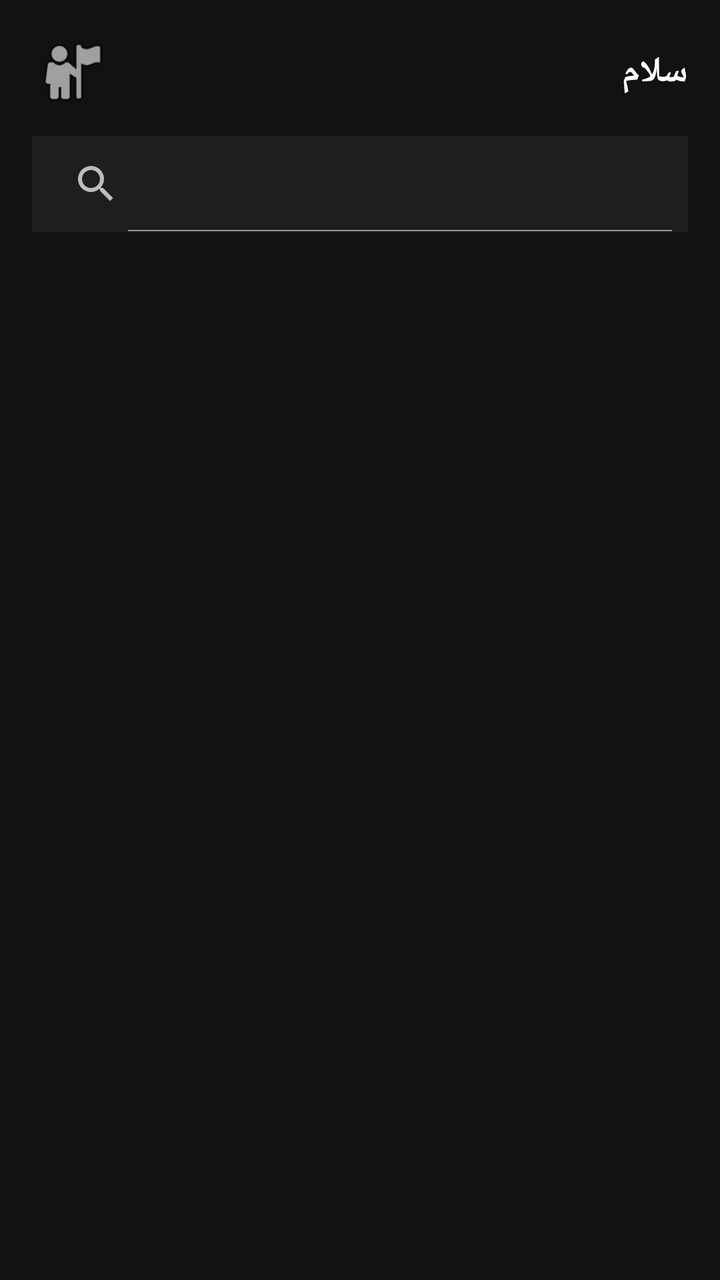
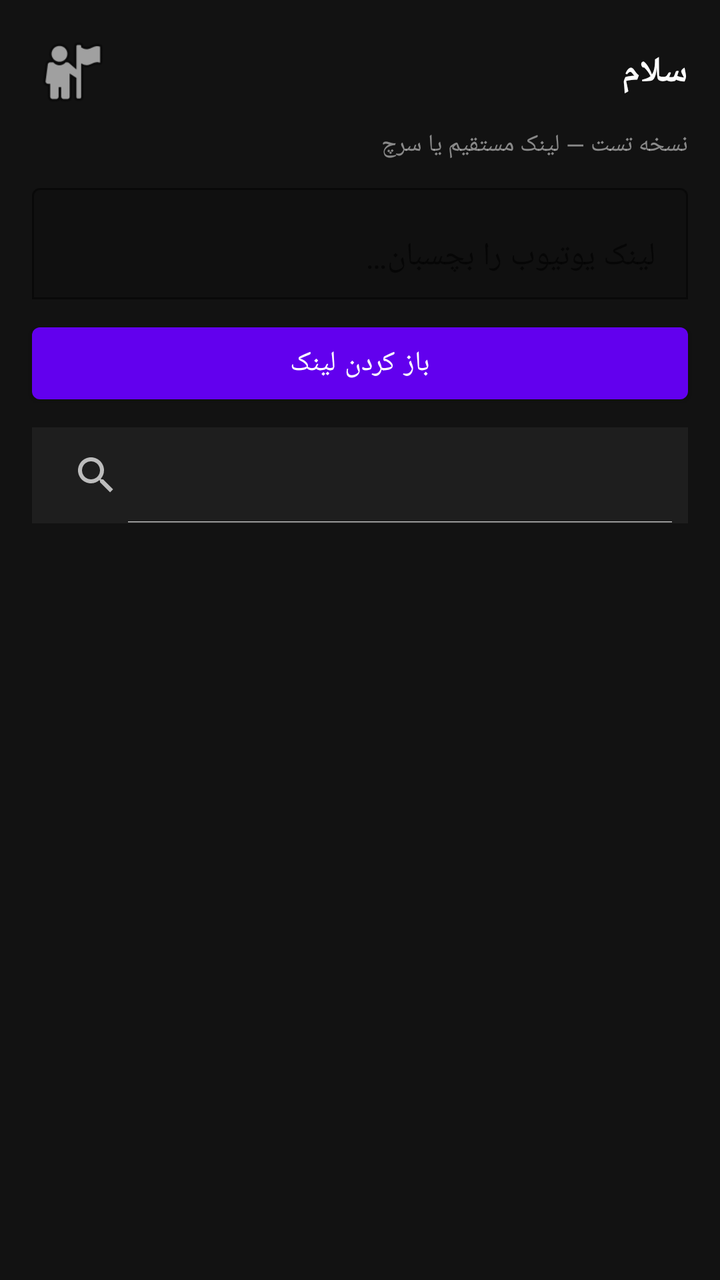

Two renders of the same Android screen: before a commit and after it. Below are the layout's source before the change and the commit's diff.
<!-- AndroidManifest.xml: application theme Theme.VoxTube -->
<!-- res/layout/activity_main.xml -->
<?xml version="1.0" encoding="utf-8"?>
<androidx.constraintlayout.widget.ConstraintLayout xmlns:android="http://schemas.android.com/apk/res/android"
    xmlns:app="http://schemas.android.com/apk/res-auto"
    android:layout_width="match_parent"
    android:layout_height="match_parent"
    android:background="@color/background_dark">

    <ImageView
        android:id="@+id/ivUserAvatar"
        android:layout_width="40dp"
        android:layout_height="40dp"
        android:layout_marginStart="16dp"
        android:layout_marginTop="16dp"
        android:contentDescription="avatar"
        android:src="@android:drawable/ic_menu_myplaces"
        app:layout_constraintStart_toStartOf="parent"
        app:layout_constraintTop_toTopOf="parent" />

    <TextView
        android:id="@+id/tvWelcome"
        android:layout_width="0dp"
        android:layout_height="wrap_content"
        android:layout_marginStart="12dp"
        android:layout_marginEnd="16dp"
        android:text="@string/welcome_default"
        android:textColor="@color/white"
        android:textSize="18sp"
        android:textStyle="bold"
        app:layout_constraintBottom_toBottomOf="@id/ivUserAvatar"
        app:layout_constraintEnd_toEndOf="parent"
        app:layout_constraintStart_toEndOf="@id/ivUserAvatar"
        app:layout_constraintTop_toTopOf="@id/ivUserAvatar" />

    <androidx.appcompat.widget.SearchView
        android:id="@+id/searchView"
        android:layout_width="0dp"
        android:layout_height="wrap_content"
        android:layout_marginHorizontal="16dp"
        android:layout_marginTop="12dp"
        android:background="@color/surface_dark"
        android:queryHint="@string/search_hint"
        app:iconifiedByDefault="false"
        app:layout_constraintEnd_toEndOf="parent"
        app:layout_constraintStart_toStartOf="parent"
        app:layout_constraintTop_toBottomOf="@id/ivUserAvatar" />

    <androidx.recyclerview.widget.RecyclerView
        android:id="@+id/rvVideos"
        android:layout_width="0dp"
        android:layout_height="0dp"
        android:layout_marginTop="8dp"
        android:clipToPadding="false"
        android:paddingBottom="16dp"
        app:layout_constraintBottom_toBottomOf="parent"
        app:layout_constraintEnd_toEndOf="parent"
        app:layout_constraintStart_toStartOf="parent"
        app:layout_constraintTop_toBottomOf="@id/searchView" />

    <ProgressBar
        android:id="@+id/progressBar"
        android:layout_width="wrap_content"
        android:layout_height="wrap_content"
        android:visibility="gone"
        app:layout_constraintBottom_toBottomOf="parent"
        app:layout_constraintEnd_toEndOf="parent"
        app:layout_constraintStart_toStartOf="parent"
        app:layout_constraintTop_toTopOf="parent" />

</androidx.constraintlayout.widget.ConstraintLayout>
<!-- resources referenced by this layout -->
<resources>
  <color name="background_dark">#FF121212</color>
  <color name="surface_dark">#FF1E1E1E</color>
  <color name="white">#FFFFFFFF</color>
  <string name="search_hint">جستجوی ویدیو…</string>
  <string name="welcome_default">سلام</string>
  <style name="Theme.VoxTube" parent="Theme.MaterialComponents.DayNight.NoActionBar">
          <item name="colorPrimary">@color/purple_500</item>
          <item name="colorPrimaryVariant">@color/purple_700</item>
          <item name="colorOnPrimary">@color/white</item>
          <item name="colorSecondary">@color/teal_200</item>
          <item name="colorSecondaryVariant">@color/teal_700</item>
          <item name="colorOnSecondary">@color/black</item>
          <item name="android:statusBarColor">@color/purple_700</item>
          <item name="android:windowBackground">@color/background_dark</item>
          <item name="android:textColorPrimary">@color/white</item>
          <item name="android:textColorSecondary">#B3FFFFFF</item>
      </style>
  <color name="purple_500">#FF6200EE</color>
  <color name="purple_700">#FF3700B3</color>
  <color name="teal_200">#FF03DAC5</color>
  <color name="teal_700">#FF018786</color>
  <color name="black">#FF000000</color>
</resources>

<!-- the commit's change to res/layout/activity_main.xml (unified diff, before → after) -->
@@ -31,18 +31,63 @@
         app:layout_constraintStart_toEndOf="@id/ivUserAvatar"
         app:layout_constraintTop_toTopOf="@id/ivUserAvatar" />
 
+    <TextView
+        android:id="@+id/tvTestHint"
+        android:layout_width="0dp"
+        android:layout_height="wrap_content"
+        android:layout_marginHorizontal="16dp"
+        android:layout_marginTop="8dp"
+        android:text="@string/test_mode_hint"
+        android:textColor="#80FFFFFF"
+        android:textSize="12sp"
+        app:layout_constraintEnd_toEndOf="parent"
+        app:layout_constraintStart_toStartOf="parent"
+        app:layout_constraintTop_toBottomOf="@id/ivUserAvatar" />
+
+    <com.google.android.material.textfield.TextInputLayout
+        android:id="@+id/tilUrl"
+        android:layout_width="0dp"
+        android:layout_height="wrap_content"
+        android:layout_marginHorizontal="16dp"
+        android:layout_marginTop="8dp"
+        android:hint="@string/paste_url_hint"
+        app:boxBackgroundMode="outline"
+        app:layout_constraintEnd_toEndOf="parent"
+        app:layout_constraintStart_toStartOf="parent"
+        app:layout_constraintTop_toBottomOf="@id/tvTestHint">
+
+        <com.google.android.material.textfield.TextInputEditText
+            android:id="@+id/etYoutubeUrl"
+            android:layout_width="match_parent"
+            android:layout_height="wrap_content"
+            android:inputType="textUri"
+            android:maxLines="2"
+            android:textColor="@color/white" />
+    </com.google.android.material.textfield.TextInputLayout>
+
+    <com.google.android.material.button.MaterialButton
+        android:id="@+id/btnOpenUrl"
+        android:layout_width="0dp"
+        android:layout_height="wrap_content"
+        android:layout_marginHorizontal="16dp"
+        android:layout_marginTop="8dp"
+        android:text="@string/open_link"
+        app:layout_constraintEnd_toEndOf="parent"
+        app:layout_constraintStart_toStartOf="parent"
+        app:layout_constraintTop_toBottomOf="@id/tilUrl" />
+
     <androidx.appcompat.widget.SearchView
         android:id="@+id/searchView"
         android:layout_width="0dp"
         android:layout_height="wrap_content"
         android:layout_marginHorizontal="16dp"
-        android:layout_marginTop="12dp"
+        android:layout_marginTop="8dp"
         android:background="@color/surface_dark"
         android:queryHint="@string/search_hint"
         app:iconifiedByDefault="false"
         app:layout_constraintEnd_toEndOf="parent"
         app:layout_constraintStart_toStartOf="parent"
-        app:layout_constraintTop_toBottomOf="@id/ivUserAvatar" />
+        app:layout_constraintTop_toBottomOf="@id/btnOpenUrl" />
 
     <androidx.recyclerview.widget.RecyclerView
         android:id="@+id/rvVideos"
<!-- resource entries referenced after the edit -->
@@ -3,7 +3,10 @@
   <color name="background_dark">#FF121212</color>
   <color name="surface_dark">#FF1E1E1E</color>
   <color name="white">#FFFFFFFF</color>
+  <string name="open_link">باز کردن لینک</string>
+  <string name="paste_url_hint">لینک یوتیوب را بچسبان…</string>
   <string name="search_hint">جستجوی ویدیو…</string>
+  <string name="test_mode_hint">نسخه تست — لینک مستقیم یا سرچ</string>
   <string name="welcome_default">سلام</string>
   <style name="Theme.VoxTube" parent="Theme.MaterialComponents.DayNight.NoActionBar">
           <item name="colorPrimary">@color/purple_500</item>
